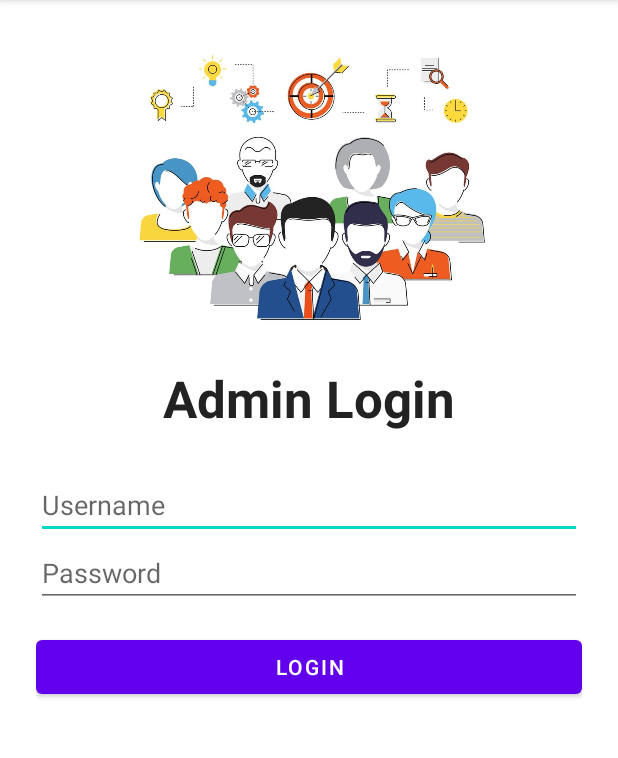
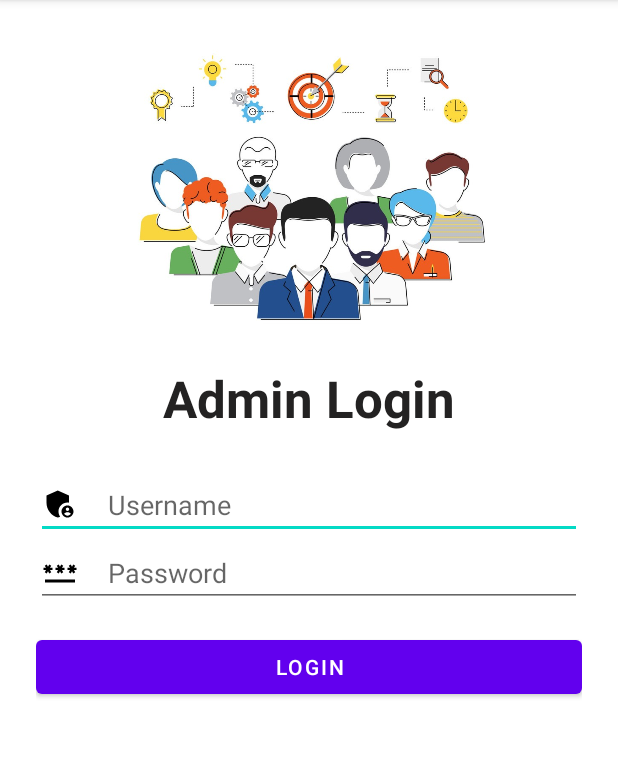
Before and after one commit to RohanRaut30/AMM, an Android app: the fragment AdminLogin shown on its own in the app's theme, on a phone screen of 412 x 824 dp, the part 84-842 px from its top. Run offline under Robolectric (Android 15) with nearby library versions, the phone set to English and light mode, and no system bars; Roboto replaces fonts that are not available here.

Commit message:
29/6/2023 Navigation drawer updated,contact us page updated with firebase, we are eco friendly updated, Admin Login done firebase

```diff
--- a/app/src/main/java/com/example/amm/Fragment/AdminLogin.java
+++ b/app/src/main/java/com/example/amm/Fragment/AdminLogin.java
@@ -7,60 +7,71 @@ import androidx.fragment.app.Fragment;
 import android.view.LayoutInflater;
 import android.view.View;
 import android.view.ViewGroup;
+import android.widget.Button;
+import android.widget.EditText;
+import android.widget.Toast;
+
+
+import androidx.annotation.NonNull;
+import androidx.annotation.Nullable;
+import androidx.fragment.app.Fragment;
+import androidx.navigation.fragment.NavHostFragment;
 
 import com.example.amm.R;
+import com.example.amm.ui.home.HomeFragment;
 
-/**
- * A simple {@link Fragment} subclass.
- * Use the {@link AdminLogin#newInstance} factory method to
- * create an instance of this fragment.
- */
 public class AdminLogin extends Fragment {
 
-    // TODO: Rename parameter arguments, choose names that match
-    // the fragment initialization parameters, e.g. ARG_ITEM_NUMBER
-    private static final String ARG_PARAM1 = "param1";
-    private static final String ARG_PARAM2 = "param2";
+    private EditText usernameEditText;
+    private EditText passwordEditText;
+    private Button loginButton;
 
-    // TODO: Rename and change types of parameters
-    private String mParam1;
-    private String mParam2;
-
-    public AdminLogin() {
-        // Required empty public constructor
-    }
-
-    /**
-     * Use this factory method to create a new instance of
-     * this fragment using the provided parameters.
-     *
-     * @param param1 Parameter 1.
-     * @param param2 Parameter 2.
-     * @return A new instance of fragment AdminLogin.
-     */
-    // TODO: Rename and change types and number of parameters
-    public static AdminLogin newInstance(String param1, String param2) {
-        AdminLogin fragment = new AdminLogin();
-        Bundle args = new Bundle();
-        args.putString(ARG_PARAM1, param1);
-        args.putString(ARG_PARAM2, param2);
-        fragment.setArguments(args);
-        return fragment;
-    }
-
-    @Override
-    public void onCreate(Bundle savedInstanceState) {
-        super.onCreate(savedInstanceState);
-        if (getArguments() != null) {
-            mParam1 = getArguments().getString(ARG_PARAM1);
-            mParam2 = getArguments().getString(ARG_PARAM2);
-        }
-    }
 
     @Override
     public View onCreateView(LayoutInflater inflater, ViewGroup container,
                              Bundle savedInstanceState) {
         // Inflate the layout for this fragment
-        return inflater.inflate(R.layout.fragment_admin_login, container, false);
+        View view = inflater.inflate(R.layout.fragment_admin_login, container, false);
+
+
+        // Find views
+        usernameEditText = view.findViewById(R.id.usernameEditText);
+        passwordEditText = view.findViewById(R.id.passwordEditText);
+        loginButton = view.findViewById(R.id.loginButton);
+
+        // Set click listener for login button
+        loginButton.setOnClickListener(new View.OnClickListener() {
+            @Override
+            public void onClick(View v) {
+                // Retrieve entered username and password
+                String username = usernameEditText.getText().toString().trim();
+                String password = passwordEditText.getText().toString().trim();
+
+                // Validate credentials
+                if (isValidCredentials(username, password)) {
+                    // Login successful, perform desired action (e.g., navigate to admin dashboard)
+                    // Navigate to the AboutUsFragment
+                    NavHostFragment.findNavController(AdminLogin.this).navigate(R.id.action_admin_to_adminHome);
+                    Toast.makeText(requireContext(), "Login Successful", Toast.LENGTH_SHORT).show();
+                    // TODO: Perform action after successful login
+                } else {
+                    // Invalid credentials, show error message
+                    Toast.makeText(requireContext(), "Invalid credentials", Toast.LENGTH_SHORT).show();
+                }
+            }
+        });
+
+
+        return view;
+    }
+
+
+    private boolean isValidCredentials(String username, String password) {
+        // Perform your own validation logic here (e.g., check against a database)
+        // For demonstration purposes, consider hardcoded valid credentials
+        String validUsername = "Admin";
+        String validPassword = "Admin@214";
+
+        return username.equals(validUsername) && password.equals(validPassword);
     }
 }
--- /dev/null
+++ b/app/src/main/res/drawable/password_vector.xml
@@ -0,0 +1,5 @@
+<vector android:height="24dp" android:tint="#000000"
+    android:viewportHeight="24" android:viewportWidth="24"
+    android:width="24dp" xmlns:android="http://schemas.android.com/apk/res/android">
+    <path android:fillColor="@android:color/white" android:pathData="M2,17h20v2H2V17zM3.15,12.95L4,11.47l0.85,1.48l1.3,-0.75L5.3,10.72H7v-1.5H5.3l0.85,-1.47L4.85,7L4,8.47L3.15,7l-1.3,0.75L2.7,9.22H1v1.5h1.7L1.85,12.2L3.15,12.95zM9.85,12.2l1.3,0.75L12,11.47l0.85,1.48l1.3,-0.75l-0.85,-1.48H15v-1.5h-1.7l0.85,-1.47L12.85,7L12,8.47L11.15,7l-1.3,0.75l0.85,1.47H9v1.5h1.7L9.85,12.2zM23,9.22h-1.7l0.85,-1.47L20.85,7L20,8.47L19.15,7l-1.3,0.75l0.85,1.47H17v1.5h1.7l-0.85,1.48l1.3,0.75L20,11.47l0.85,1.48l1.3,-0.75l-0.85,-1.48H23V9.22z"/>
+</vector>
--- a/app/src/main/res/layout/fragment_admin_login.xml
+++ b/app/src/main/res/layout/fragment_admin_login.xml
@@ -6,6 +6,7 @@
     tools:context=".Fragment.AdminLogin"
     android:orientation="vertical"
     android:padding="24dp">
+
 
 
     <!-- Add your desired UI components for the admin login page -->
@@ -35,14 +36,18 @@
         android:layout_width="match_parent"
         android:layout_height="wrap_content"
         android:hint="Username"
-        android:inputType="text" />
+        android:drawableLeft="@drawable/admin_image"
+        android:inputType="text"
+        android:drawablePadding="20dp"/>
 
     <EditText
         android:id="@+id/passwordEditText"
         android:layout_width="match_parent"
         android:layout_height="wrap_content"
         android:hint="Password"
-        android:inputType="textPassword" />
+        android:drawableLeft="@drawable/password_vector"
+        android:inputType="textPassword"
+        android:drawablePadding="20dp"/>
 
     <Button
         android:id="@+id/loginButton"
```
Also changed, not shown: app/src/main/java/com/example/amm/Fragment/AdminHome.java (added, +66 -0 lines), app/src/main/res/layout/fragment_admin_home.xml (added, +14 -0 lines), app/src/main/res/navigation/mobile_navigation.xml (+16 -1 lines).
